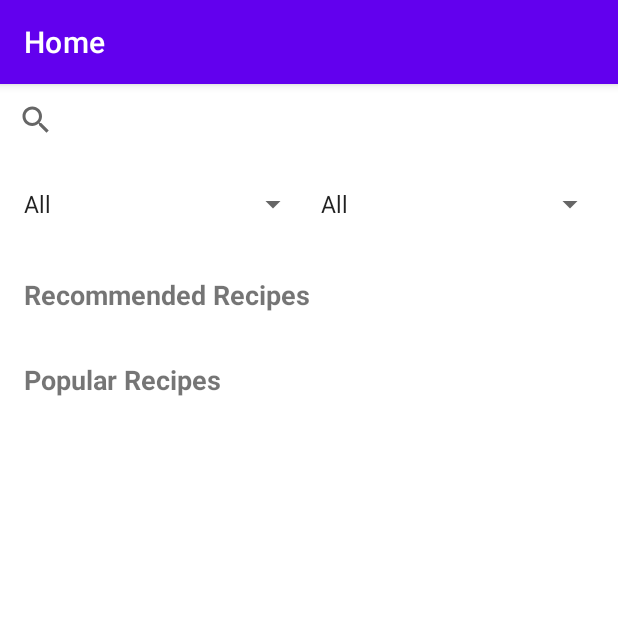
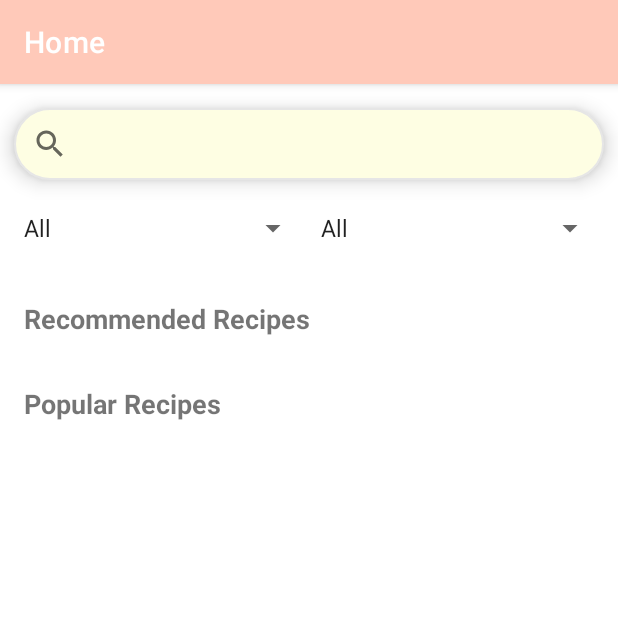
Before and after one commit to mia-a-h/bon_app, an Android app: the screen it shows after launch (MainActivity), on a phone screen of 412 x 824 dp, the top half of it. Run offline under Robolectric (Android 15) with nearby library versions, the light colour scheme and no system bars; our stand-ins replace Firebase (no records; nobody signed in at launch, a user with empty details on screens opened directly), Room's generated code, navigation-ui; pictures from the network do not load.

Commit message:
home & search 2.0

```diff
--- a/app/src/main/java/com/example/recipe_app/Constants.kt
+++ b/app/src/main/java/com/example/recipe_app/Constants.kt
@@ -1,7 +1,7 @@
 package com.example.recipe_app
 
 object Constants {
-    //const val API_KEY = "71f1502f6faf4eacb45b78e507889679" //my key
+    const val API_KEY = "71f1502f6faf4eacb45b78e507889679" //my key
     //const val API_KEY = "1e2ee5b1d4964927aa5d26354c90c768"
-    const val API_KEY = "9b31a6de51e34ce89699ac0e7ac03199"
+    //const val API_KEY = "9b31a6de51e34ce89699ac0e7ac03199"
 }
--- a/app/src/main/java/com/example/recipe_app/network/SpoonacularAPI.kt
+++ b/app/src/main/java/com/example/recipe_app/network/SpoonacularAPI.kt
@@ -14,6 +14,7 @@ interface SpoonacularApi {
 
     @GET("recipes/random")
     suspend fun getRandomRecipes(
+        @Query("include-tags") tags: String?,
         @Query("number") number: Int = 10,
         @Query("apiKey") apiKey: String
     ): RandomRecipeResponse
--- a/app/src/main/java/com/example/recipe_app/repository/IRecipeRepository.kt
+++ b/app/src/main/java/com/example/recipe_app/repository/IRecipeRepository.kt
@@ -5,7 +5,7 @@ import com.example.recipe_app.model.Recipe
 import retrofit2.http.Query
 
 interface IRecipeRepository {
-    suspend fun fetchRecipesFromApi(): List<Recipe>
+    suspend fun fetchRecipesFromApi(tags: String?): List<Recipe>
     suspend fun searchRecipesFromApi(query: String): List<Recipe>
     suspend fun saveRecipe(recipe: Recipe)
     suspend fun saveRecipesToFirebase(recipes: List<Recipe>)
--- a/app/src/main/java/com/example/recipe_app/repository/RecipeRepository.kt
+++ b/app/src/main/java/com/example/recipe_app/repository/RecipeRepository.kt
@@ -16,10 +16,12 @@ import kotlinx.coroutines.tasks.await
 class RecipeRepository(private val recipeDao: RecipeDao) : IRecipeRepository {
 
     // Fetch recipes from the API
-    override suspend fun fetchRecipesFromApi(): List<Recipe> {
+    override suspend fun fetchRecipesFromApi(tags: String?): List<Recipe> {
         try {
+            //val tagsString = tags?.joinToString(",")
             val apiResponse = RetrofitClient.api.getRandomRecipes(
-                apiKey = Constants.API_KEY
+                apiKey = Constants.API_KEY,
+                tags = tags
             )
             return apiResponse.recipes.map { mapToLocalRecipe(it) } // Map API data to local Recipe class
         } catch (e: Exception){
--- a/app/src/main/java/com/example/recipe_app/ui/home/HomeFragment.kt
+++ b/app/src/main/java/com/example/recipe_app/ui/home/HomeFragment.kt
@@ -81,15 +81,16 @@ class HomeFragment : Fragment() {
         }
 
         // Fetch recommended and popular recipes
-        recipeViewModel.fetchRecommendedRecipes()
-        recipeViewModel.fetchPopularRecipes()
+        recipeViewModel.fetchRecommendedRecipes(null)
+        recipeViewModel.fetchPopularRecipes(null)
 
         binding.spinnerCuisineType.onItemSelectedListener = object : AdapterView.OnItemSelectedListener {
             override fun onItemSelected(parent: AdapterView<*>?, view: View?, position: Int, id: Long) {
-                val selectedCuisine = parent?.getItemAtPosition(position).toString()
-                val selectedMeal = binding.spinnerMealType.selectedItem.toString()
-                Log.d("home fragment function", selectedCuisine)
-                recipeViewModel.fetchFilteredRecipes(selectedCuisine, selectedMeal)
+//                val selectedCuisine = parent?.getItemAtPosition(position).toString()
+//                val selectedMeal = binding.spinnerMealType.selectedItem.toString()
+//                Log.d("home fragment function", selectedCuisine)
+//                recipeViewModel.fetchFilteredRecipes(selectedCuisine, selectedMeal)
+                updateSectionsBasedOnFilters()
             }
 
             override fun onNothingSelected(parent: AdapterView<*>?) {}
@@ -97,10 +98,11 @@ class HomeFragment : Fragment() {
 
         binding.spinnerMealType.onItemSelectedListener = object : AdapterView.OnItemSelectedListener {
             override fun onItemSelected(parent: AdapterView<*>?, view: View?, position: Int, id: Long) {
-                val selectedMeal = parent?.getItemAtPosition(position).toString()
-                val selectedCuisine = binding.spinnerCuisineType.selectedItem.toString()
-                Log.d("home fragment function", selectedMeal)
-                recipeViewModel.fetchFilteredRecipes(selectedCuisine, selectedMeal)
+//                val selectedMeal = parent?.getItemAtPosition(position).toString()
+//                val selectedCuisine = binding.spinnerCuisineType.selectedItem.toString()
+//                Log.d("home fragment function", selectedMeal)
+//                recipeViewModel.fetchFilteredRecipes(selectedCuisine, selectedMeal)
+                updateSectionsBasedOnFilters()
             }
 
             override fun onNothingSelected(parent: AdapterView<*>?) {}
@@ -150,6 +152,21 @@ class HomeFragment : Fragment() {
         return binding.root
     }
 
+    private fun updateSectionsBasedOnFilters() {
+        val selectedCuisine = binding.spinnerCuisineType.selectedItem.toString().lowercase()
+        val selectedMealType = binding.spinnerMealType.selectedItem.toString().lowercase()
+        Log.d("filters", "$selectedCuisine, $selectedMealType")
+        // Create tags string: combine non-null filters separated by commas
+        val tags = listOfNotNull(
+            if (selectedCuisine != "all") selectedCuisine else null,
+            if (selectedMealType != "all") selectedMealType else null
+        ).joinToString(",")
+        Log.d("tags", tags)
+        // Fetch Recipes with the combined tags
+        recipeViewModel.fetchRecommendedRecipes(tags.ifEmpty { null }) // Pass null if no filters
+        recipeViewModel.fetchPopularRecipes(tags.ifEmpty { null }) // Pass null if no filters
+    }
+
     private fun showDefaultViews(){
         _binding?.let { binding ->
             binding.titleSearchResults.visibility = View.GONE
@@ -158,6 +175,8 @@ class HomeFragment : Fragment() {
             binding.recyclerViewRecommended.visibility = View.VISIBLE
             binding.titlePopular.visibility = View.VISIBLE
             binding.recyclerViewPopular.visibility = View.VISIBLE
+            binding.spinnerCuisineType.visibility = View.VISIBLE
+            binding.spinnerMealType.visibility = View.VISIBLE
         } ?: Log.e("HomeFragment", "Default Views: Binding is null")
     }
 
@@ -169,6 +188,8 @@ class HomeFragment : Fragment() {
             binding.recyclerViewRecommended.visibility = View.GONE
             binding.titlePopular.visibility = View.GONE
             binding.recyclerViewPopular.visibility = View.GONE
+            binding.spinnerCuisineType.visibility = View.GONE
+            binding.spinnerMealType.visibility = View.GONE
         } ?: Log.e("HomeFragment", "Search Results: Binding is null")
     }
 
--- a/app/src/main/java/com/example/recipe_app/viewmodels/RecipeViewModel.kt
+++ b/app/src/main/java/com/example/recipe_app/viewmodels/RecipeViewModel.kt
@@ -24,10 +24,10 @@ class RecipeViewModel(private val repository: IRecipeRepository) : ViewModel() {
     private val _searchedRecipes = MutableLiveData<List<Recipe>>()
     val searchedRecipes: LiveData<List<Recipe>> get() = _searchedRecipes
 
-    fun fetchRecommendedRecipes() {
+    fun fetchRecommendedRecipes(tags: String?) {
         viewModelScope.launch {
             // Fetch recommended recipes from the API
-            val recipes = repository.fetchRecipesFromApi()
+            val recipes = repository.fetchRecipesFromApi(tags)
             _recommendedRecipes.postValue(recipes)
             Log.d("Recipes", "Fetched recommended recipes: $recipes")
             recipes.forEach { saveRecipe(it) }
@@ -35,10 +35,10 @@ class RecipeViewModel(private val repository: IRecipeRepository) : ViewModel() {
         }
     }
 
-    fun fetchPopularRecipes() {
+    fun fetchPopularRecipes(tags: String?) {
         viewModelScope.launch {
             // Fetch popular recipes from your API (use different query or API endpoint)
-            val recipes = repository.fetchRecipesFromApi()
+            val recipes = repository.fetchRecipesFromApi(tags)
             _popularRecipes.postValue(recipes)
             Log.d("Recipes", "Fetched popular recipes: $recipes")
             recipes.forEach { saveRecipe(it) }
--- a/app/src/main/res/drawable/cuisine_tag_bg.xml
+++ b/app/src/main/res/drawable/cuisine_tag_bg.xml
@@ -1,5 +1,5 @@
 <?xml version="1.0" encoding="utf-8"?>
     <shape xmlns:android="http://schemas.android.com/apk/res/android">
-        <solid android:color="#FF5722" /> <!-- Color for Cuisine tag -->
+        <solid android:color="#CC8776" /> <!-- Color for Cuisine tag -->
         <corners android:radius="16dp" /> <!-- Rounded corners -->
     </shape>
--- /dev/null
+++ b/app/src/main/res/drawable/searchbar_bg.xml
@@ -0,0 +1,6 @@
+<?xml version="1.0" encoding="utf-8"?>
+<shape xmlns:android="http://schemas.android.com/apk/res/android">
+    <solid android:color="#FEFEE3"/> <!-- Background color -->
+    <corners android:radius="25dp"/> <!-- Rounder corners -->
+    <stroke android:color="#E6E6E6" android:width="1dp"/> <!-- Optional border -->
+</shape>
--- a/app/src/main/res/layout/fragment_home.xml
+++ b/app/src/main/res/layout/fragment_home.xml
@@ -12,7 +12,11 @@
         app:layout_constraintTop_toTopOf="parent"
         app:layout_constraintStart_toStartOf="parent"
         app:layout_constraintEnd_toEndOf="parent"
-        android:layout_margin="0dp" />
+        android:layout_marginHorizontal="9dp"
+        android:background="@drawable/searchbar_bg"
+        android:elevation="8dp"
+        android:layout_marginTop="16dp"
+        />
 
     <LinearLayout
         android:id="@+id/filterContainer"
@@ -30,7 +34,9 @@
             android:layout_height="48dp"
             android:layout_weight="1"
             android:entries="@array/cuisine_types"
-            android:spinnerMode="dropdown" />
+            android:spinnerMode="dropdown"
+            android:drawableEnd="@drawable/baseline_arrow_drop_down_24"
+            android:paddingEnd="8dp"/>
 
         <Spinner
             android:id="@+id/spinnerMealType"
@@ -38,7 +44,9 @@
             android:layout_height="48dp"
             android:layout_weight="1"
             android:entries="@array/meal_types"
-            android:spinnerMode="dropdown" />
+            android:spinnerMode="dropdown"
+            android:drawableEnd="@drawable/baseline_arrow_drop_down_24"
+            android:paddingEnd="8dp"/>
     </LinearLayout>
 
     <androidx.core.widget.NestedScrollView
@@ -78,7 +86,7 @@
                 app:layout_constraintStart_toStartOf="parent"
                 app:layout_constraintEnd_toEndOf="parent"
                 app:layoutManager="androidx.recyclerview.widget.LinearLayoutManager"
-                android:scrollbars="horizontal" />
+                android:scrollbars="none" />
 
             <TextView
                 android:id="@+id/titlePopular"
@@ -103,7 +111,7 @@
                 app:layout_constraintStart_toStartOf="parent"
                 app:layout_constraintEnd_toEndOf="parent"
                 app:layoutManager="androidx.recyclerview.widget.LinearLayoutManager"
-                android:scrollbars="horizontal" />
+                android:scrollbars="none" />
 
         </androidx.constraintlayout.widget.ConstraintLayout>
     </androidx.core.widget.NestedScrollView>
@@ -118,7 +126,7 @@
         android:textStyle="bold"
         app:layout_constraintEnd_toEndOf="parent"
         app:layout_constraintStart_toStartOf="parent"
-        app:layout_constraintTop_toBottomOf="@id/filterContainer" /> <!-- Depend on meal spinner or another fixed item -->
+        app:layout_constraintTop_toBottomOf="@id/searchView" /> <!-- Depend on meal spinner or another fixed item -->
 
     <androidx.recyclerview.widget.RecyclerView
         android:id="@+id/recyclerViewSearchResults"
--- a/app/src/main/res/layout/recipe_item.xml
+++ b/app/src/main/res/layout/recipe_item.xml
@@ -9,8 +9,10 @@
         android:layout_width="match_parent"
         android:layout_height="wrap_content"
         android:layout_margin="8dp"
-        app:cardCornerRadius="8dp"
+        app:cardCornerRadius="24dp"
         app:cardElevation="4dp"
+        android:background="#F9F9F9"
+        android:strokeColor="#E6E6E6"
         app:layout_constraintTop_toTopOf="parent"
         tools:layout_editor_absoluteX="8dp">
 
@@ -24,14 +26,15 @@
             <ImageView
                 android:id="@+id/recipe_image"
                 android:layout_width="0dp"
-                android:layout_height="150dp"
+                android:layout_height="160dp"
                 android:layout_marginBottom="8dp"
                 android:src="@drawable/ic_sample_image"
                 app:layout_constraintBottom_toTopOf="@id/recipe_name"
                 app:layout_constraintEnd_toEndOf="parent"
                 app:layout_constraintStart_toStartOf="parent"
                 app:layout_constraintTop_toTopOf="parent"
-                app:layout_constraintWidth_percent="1" />
+                app:layout_constraintWidth_percent="1"
+                android:scaleType="centerCrop"/>
 
             <!-- Recipe Name -->
             <TextView
--- a/app/src/main/res/values-night/themes.xml
+++ b/app/src/main/res/values-night/themes.xml
@@ -2,12 +2,12 @@
     <!-- Base application theme. -->
     <style name="Theme.Recipe_app" parent="Theme.MaterialComponents.DayNight.DarkActionBar">
         <!-- Primary brand color. -->
-        <item name="colorPrimary">@color/purple_200</item>
-        <item name="colorPrimaryVariant">@color/purple_700</item>
+        <item name="colorPrimary">@color/pink</item>
+        <item name="colorPrimaryVariant">@color/dark_green</item>
         <item name="colorOnPrimary">@color/black</item>
         <!-- Secondary brand color. -->
-        <item name="colorSecondary">@color/teal_200</item>
-        <item name="colorSecondaryVariant">@color/teal_200</item>
+        <item name="colorSecondary">@color/dark_green</item>
+        <item name="colorSecondaryVariant">@color/pink</item>
         <item name="colorOnSecondary">@color/black</item>
         <!-- Status bar color. -->
         <item name="android:statusBarColor">?attr/colorPrimaryVariant</item>
--- a/app/src/main/res/values/colors.xml
+++ b/app/src/main/res/values/colors.xml
@@ -1,10 +1,10 @@
 <?xml version="1.0" encoding="utf-8"?>
 <resources>
-    <color name="purple_200">#FFBB86FC</color>
-    <color name="purple_500">#FF6200EE</color>
-    <color name="purple_700">#FF3700B3</color>
-    <color name="teal_200">#FF03DAC5</color>
-    <color name="teal_700">#FF018786</color>
-    <color name="black">#FF000000</color>
-    <color name="white">#FFFFFFFF</color>
+<color name="dark_green">#2C6E49</color>
+<color name="light_green">#4C956C</color>
+<color name="beige">#FEFEE3</color>
+<color name="pink">#FFC9B9</color>
+<color name="orange">#D68C45</color>
+<color name="black">#000000</color>
+<color name="white">#FFFFFF</color>
 </resources>
--- a/app/src/main/res/values/themes.xml
+++ b/app/src/main/res/values/themes.xml
@@ -1,16 +1,33 @@
+<!--<resources xmlns:tools="http://schemas.android.com/tools">-->
+<!--    &lt;!&ndash; Base application theme. &ndash;&gt;-->
+<!--    <style name="Theme.Recipe_app" parent="Theme.MaterialComponents.DayNight.DarkActionBar">-->
+<!--        &lt;!&ndash; Primary brand color. &ndash;&gt;-->
+<!--        <item name="colorPrimary">@color/purple_500</item>-->
+<!--        <item name="colorPrimaryVariant">@color/purple_700</item>-->
+<!--        <item name="colorOnPrimary">@color/white</item>-->
+<!--        &lt;!&ndash; Secondary brand color. &ndash;&gt;-->
+<!--        <item name="colorSecondary">@color/teal_200</item>-->
+<!--        <item name="colorSecondaryVariant">@color/teal_700</item>-->
+<!--        <item name="colorOnSecondary">@color/black</item>-->
+<!--        &lt;!&ndash; Status bar color. &ndash;&gt;-->
+<!--        <item name="android:statusBarColor">?attr/colorPrimaryVariant</item>-->
+<!--        &lt;!&ndash; Customize your theme here. &ndash;&gt;-->
+<!--    </style>-->
+<!--</resources>-->
+
 <resources xmlns:tools="http://schemas.android.com/tools">
 <!-- Base application theme. -->
 <style name="Theme.Recipe_app" parent="Theme.MaterialComponents.DayNight.DarkActionBar">
     <!-- Primary brand color. -->
-        <item name="colorPrimary">@color/purple_500</item>
-        <item name="colorPrimaryVariant">@color/purple_700</item>
-        <item name="colorOnPrimary">@color/white</item>
+    <item name="colorPrimary">@color/pink</item>
+    <item name="colorPrimaryVariant">@color/light_green</item>
+    <item name="colorOnPrimary">@color/black</item>
     <!-- Secondary brand color. -->
-        <item name="colorSecondary">@color/teal_200</item>
-        <item name="colorSecondaryVariant">@color/teal_700</item>
-        <item name="colorOnSecondary">@color/black</item>
+    <item name="colorSecondary">@color/light_green</item>
+    <item name="colorSecondaryVariant">@color/pink</item>
+    <item name="colorOnSecondary">@color/white</item>
     <!-- Status bar color. -->
-        <item name="android:statusBarColor">?attr/colorPrimaryVariant</item>
+    <item name="android:statusBarColor">@color/orange</item>
     <!-- Customize your theme here. -->
 </style>
 </resources>
```
Lines whose indentation alone changed are shown as unchanged.
